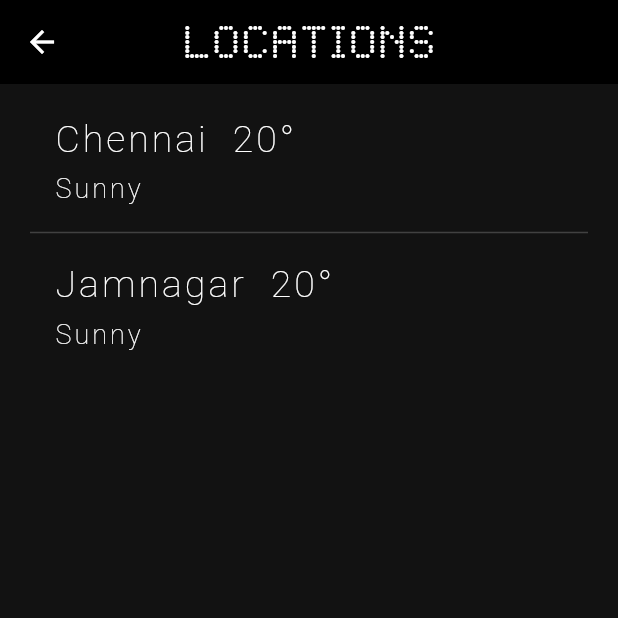
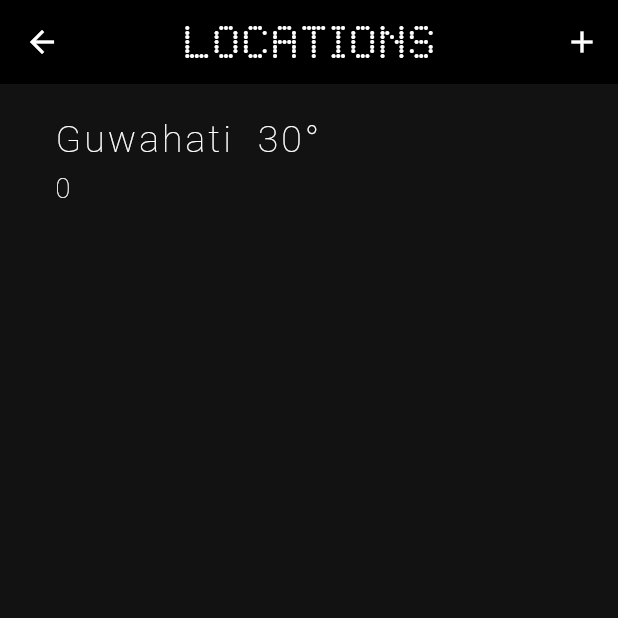
Before and after one commit to paramkansagra/WeatherApp, a Flutter app: the screen it shows after launch, after a tap on the "view list" icon, on a phone screen of 412 x 824 dp, the top half of it. Run offline on Flutter 3.47's test engine with Material 2 defaults, Android fonts, the phone set to English and light mode, and no system bars; our stand-ins replace flutter_riverpod, flutter_svg; network calls fail.

```diff
--- a/lib/screens/cities_screen.dart
+++ b/lib/screens/cities_screen.dart
@@ -1,10 +1,11 @@
 import 'package:flutter/material.dart';
 import 'package:flutter_riverpod/flutter_riverpod.dart';
-import 'package:weather_app/providers/api_provider.dart';
+import 'package:weather_app/providers/cities_provider.dart';
+import 'package:weather_app/screens/add_city_screen.dart';
 import 'package:weather_app/widgets/cities_tiles.dart';
 import 'package:weather_app/widgets/screen_devider.dart';
 
-class CitiesScreen extends StatefulWidget {
+class CitiesScreen extends ConsumerStatefulWidget {
   const CitiesScreen({
     super.key,
     required this.latitude,
@@ -15,35 +16,26 @@ class CitiesScreen extends StatefulWidget {
   final longitude, latitude, name;
 
   @override
-  State<CitiesScreen> createState() => _CitiesScreenState();
+  ConsumerState<CitiesScreen> createState() => _CitiesScreenState();
 }
 
-class _CitiesScreenState extends State<CitiesScreen> {
-  var citiesList = [];
-
-  @override
-  void initState() {
-    super.initState();
-    citiesList = [
-      CitiesTile(
-        latitude: 13.09,
-        longitude: 80.28,
-        temprature: 20,
-        name: "Chennai",
-        weatherCode: "Sunny",
-      ),
-      CitiesTile(
-        latitude: 22.47,
-        longitude: 70.07,
-        temprature: 20,
-        name: "Jamnagar",
-        weatherCode: "Sunny",
-      ),
-    ];
-  }
+class _CitiesScreenState extends ConsumerState<CitiesScreen> {
+  List<CitiesTile> citiesList = [];
 
   @override
   Widget build(BuildContext context) {
+    var cities = ref.watch(CitiesProvider.notifier).getCities();
+    citiesList = cities
+        .map(
+          (item) => CitiesTile(
+            latitude: item["latitude"],
+            longitude: item["longitude"],
+            name: item["name"],
+            temprature: item["temprature"],
+            weatherCode: item["weather_code"],
+          ),
+        )
+        .toList();
     return Scaffold(
       appBar: AppBar(
         backgroundColor: Theme.of(context).colorScheme.background,
@@ -60,6 +52,18 @@ class _CitiesScreenState extends State<CitiesScreen> {
             ],
           ),
         ),
+        actions: [
+          IconButton(
+            onPressed: () {
+              Navigator.of(context).push(
+                MaterialPageRoute(
+                  builder: (context) => AddCity(),
+                ),
+              );
+            },
+            icon: Icon(Icons.add_sharp),
+          )
+        ],
         title: Text(
           "LOCATIONS",
           style: Theme.of(context).textTheme.titleMedium!.copyWith(
--- a/lib/screens/weather_screen.dart
+++ b/lib/screens/weather_screen.dart
@@ -156,10 +156,12 @@ class _WeatherScreenState extends ConsumerState<WeatherScreen> {
             // info would be of the form longitude latitude and the name of the place
             var info = await Navigator.of(context).push(
               MaterialPageRoute(
-                builder: (context) => CitiesScreen(
-                  latitude: latitude,
-                  longitude: longitude,
-                  name: title,
+                builder: (context) => ProviderScope(
+                  child: CitiesScreen(
+                    latitude: latitude,
+                    longitude: longitude,
+                    name: title,
+                  ),
                 ),
               ),
             );
```
